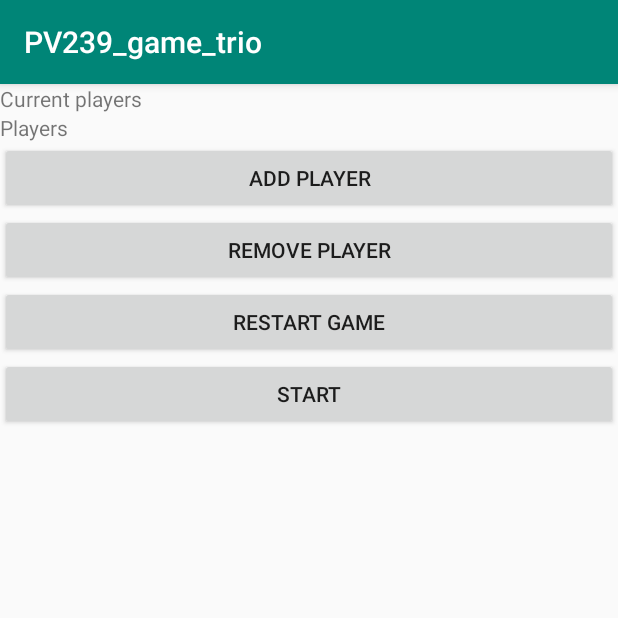
After one commit to xholecko/pv239_game_trio, an Android app: the fragment StartFragment shown on its own in the app's theme, on a phone screen of 412 x 824 dp, the top half of it. The commit adds this screen. Run offline under Robolectric (Android 15) with nearby library versions, the phone set to English and light mode, and no system bars.

Commit message:
Add players activity and fragments created not done yet

```diff
--- a/PV239_game_trio/app/src/main/java/com/example/pv239_game_trio/backend/AppDB.kt
+++ b/PV239_game_trio/app/src/main/java/com/example/pv239_game_trio/backend/AppDB.kt
@@ -13,6 +13,8 @@ import com.example.pv239_game_trio.backend.entities.TikBumEntity
 abstract class AppDB : RoomDatabase() {
 
     abstract fun playerDAO() : PlayerDAO
+
+
     //abstract fun tikBumDAO() : TikBumDAO
 
 //    companion object {
--- a/PV239_game_trio/app/src/main/java/com/example/pv239_game_trio/frontend/MainActivity.kt
+++ b/PV239_game_trio/app/src/main/java/com/example/pv239_game_trio/frontend/main/MainActivity.kt
@@ -1,4 +1,4 @@
-package com.example.pv239_game_trio.frontend
+package com.example.pv239_game_trio.frontend.main
 
 import android.content.Intent
 import androidx.appcompat.app.AppCompatActivity
@@ -6,10 +6,7 @@ import android.os.Bundle
 import android.util.Log
 import android.view.View
 import android.widget.Button
-import androidx.room.Room
 import com.example.pv239_game_trio.R
-import com.example.pv239_game_trio.backend.AppDB
-import com.example.pv239_game_trio.backend.entities.PlayerEntity
 import com.example.pv239_game_trio.frontend.games.charade.CharadeActivity
 import com.example.pv239_game_trio.frontend.games.hangman.HangmanActivity
 import com.example.pv239_game_trio.frontend.games.tikBum.TikBumActivity
--- /dev/null
+++ b/PV239_game_trio/app/src/main/java/com/example/pv239_game_trio/frontend/main/start/AddPlayerFragment.kt
@@ -0,0 +1,6 @@
+package com.example.pv239_game_trio.frontend.main.start
+
+import androidx.fragment.app.Fragment
+
+class AddPlayerFragment : Fragment() {
+}
--- /dev/null
+++ b/PV239_game_trio/app/src/main/java/com/example/pv239_game_trio/frontend/main/start/RemovePlayerFragment.kt
@@ -0,0 +1,6 @@
+package com.example.pv239_game_trio.frontend.main.start
+
+import androidx.fragment.app.Fragment
+
+class RemovePlayerFragment : Fragment(){
+}
--- /dev/null
+++ b/PV239_game_trio/app/src/main/java/com/example/pv239_game_trio/frontend/main/start/StartFragment.kt
@@ -0,0 +1,50 @@
+package com.example.pv239_game_trio.frontend.main.start
+
+import android.content.Intent
+import android.os.Bundle
+import android.util.Log
+import android.view.LayoutInflater
+import android.view.View
+import android.view.ViewGroup
+import android.widget.Button
+import android.widget.TextView
+import androidx.fragment.app.Fragment
+import com.example.pv239_game_trio.R
+import com.example.pv239_game_trio.frontend.main.MainActivity
+
+class StartFragment : Fragment() {
+
+    private val TAG = "GameTrioStartFragment"
+
+    private lateinit var  mainActivityButton: Button
+    private lateinit var  addPlayerButton: Button
+    private lateinit var  removePlayerButton: Button
+    private lateinit var  restartGameButton: Button
+    private lateinit var  infoText: TextView
+    private lateinit var  players: TextView
+
+    override fun onCreateView(inflater: LayoutInflater, container: ViewGroup?, savedInstanceState: Bundle?): View? {
+        var view : View = inflater.inflate(R.layout.activity_start_fragment, container, false)
+
+        mainActivityButton = view.findViewById(R.id.button_start)
+        addPlayerButton = view.findViewById(R.id.button_add)
+        removePlayerButton = view.findViewById(R.id.button_start)
+        restartGameButton = view.findViewById(R.id.button_add)
+        infoText = view.findViewById(R.id.textView_info)
+        players = view.findViewById(R.id.textView_players)
+
+        mainActivityButton.setOnClickListener(View.OnClickListener {
+            Log.d(TAG,"button START was pressed")
+            openActivityMain()
+        })
+
+        return view
+    }
+
+    private fun openActivityMain(){
+
+        //TODO activity? this?
+        val intent = Intent(activity, MainActivity::class.java)
+        startActivity(intent)
+    }
+}
--- a/PV239_game_trio/app/src/main/res/layout/activity_charade.xml
+++ b/PV239_game_trio/app/src/main/res/layout/activity_charade.xml
@@ -5,7 +5,7 @@
         xmlns:app="http://schemas.android.com/apk/res-auto"
         android:layout_width="match_parent"
         android:layout_height="match_parent"
-        tools:context=".frontend.MainActivity">
+        tools:context=".frontend.main.MainActivity">
 
     <TextView
             android:layout_width="wrap_content"
--- a/PV239_game_trio/app/src/main/res/layout/activity_hangman.xml
+++ b/PV239_game_trio/app/src/main/res/layout/activity_hangman.xml
@@ -5,7 +5,7 @@
         xmlns:app="http://schemas.android.com/apk/res-auto"
         android:layout_width="match_parent"
         android:layout_height="match_parent"
-        tools:context=".frontend.MainActivity">
+        tools:context=".frontend.main.MainActivity">
 
     <TextView
             android:layout_width="wrap_content"
--- a/PV239_game_trio/app/src/main/res/layout/activity_main.xml
+++ b/PV239_game_trio/app/src/main/res/layout/activity_main.xml
@@ -5,7 +5,7 @@
         xmlns:app="http://schemas.android.com/apk/res-auto"
         android:layout_width="match_parent"
         android:layout_height="match_parent"
-        tools:context=".frontend.MainActivity">
+        tools:context=".frontend.main.MainActivity">
     <LinearLayout
             android:orientation="vertical"
             android:layout_width="match_parent"
--- /dev/null
+++ b/PV239_game_trio/app/src/main/res/layout/activity_start_fragment.xml
@@ -0,0 +1,31 @@
+<?xml version="1.0" encoding="utf-8"?>
+<LinearLayout xmlns:android="http://schemas.android.com/apk/res/android"
+              android:orientation="vertical"
+              android:layout_width="match_parent"
+              android:layout_height="match_parent"
+              android:id="@+id/linear_layout_add_player">
+        <TextView
+                android:text="@string/info_add_activity"
+                android:layout_width="match_parent"
+                android:layout_height="wrap_content" android:id="@+id/textView_info"/>
+        <TextView
+                android:text="@string/players"
+                android:layout_width="match_parent"
+                android:layout_height="wrap_content" android:id="@+id/textView_players"/>
+        <Button
+                android:text="@string/add"
+                android:layout_width="match_parent"
+                android:layout_height="wrap_content" android:id="@+id/button_add"/>
+        <Button
+                android:text="@string/remove"
+                android:layout_width="match_parent"
+                android:layout_height="wrap_content" android:id="@+id/button_remove_player"/>
+        <Button
+                android:text="@string/restart"
+                android:layout_width="match_parent"
+                android:layout_height="wrap_content" android:id="@+id/button_restart_game"/>
+        <Button
+                android:text="@string/start"
+                android:layout_width="match_parent"
+                android:layout_height="wrap_content" android:id="@+id/button_start"/>
+</LinearLayout>
--- a/PV239_game_trio/app/src/main/res/layout/activity_tik_bum.xml
+++ b/PV239_game_trio/app/src/main/res/layout/activity_tik_bum.xml
@@ -5,7 +5,7 @@
         xmlns:app="http://schemas.android.com/apk/res-auto"
         android:layout_width="match_parent"
         android:layout_height="match_parent"
-        tools:context=".frontend.MainActivity">
+        tools:context=".frontend.main.MainActivity">
 
     <TextView
             android:layout_width="wrap_content"
--- a/PV239_game_trio/app/src/main/res/values/strings.xml
+++ b/PV239_game_trio/app/src/main/res/values/strings.xml
@@ -9,6 +9,13 @@
     <string name="play">Play</string>
     <string name="select_number_of_players">Select number of players</string>
 
+    <string name="add">Add player</string>
+    <string name="info_add_activity">Current players</string>
+    <string name="players">Players</string>
+    <string name="start">Start</string>
+    <string name="restart">Restart Game</string>
+    <string name="remove">Remove player</string>
+
     <string-array name="people_count">
         <item>2</item>
         <item>3</item>
```
Also changed, not shown: PV239_game_trio/app/src/main/AndroidManifest.xml (+6 -4 lines), PV239_game_trio/app/src/main/java/com/example/pv239_game_trio/frontend/main/start/SectionStatePagerAdapter.kt (added, +30 -0 lines), PV239_game_trio/app/src/main/java/com/example/pv239_game_trio/frontend/main/start/Start.kt (added, +33 -0 lines), PV239_game_trio/app/src/main/java/com/example/pv239_game_trio/games/hangman/HangmanGameActivity.kt (deleted, +0 -7 lines), PV239_game_trio/app/src/main/res/layout/activity_start.xml (added, +16 -0 lines), PV239_game_trio/app/src/main/res/layout/activity_start_add_fragment.xml (added, +7 -0 lines), PV239_game_trio/app/src/main/res/layout/activity_start_remove_fragment.xml (added, +7 -0 lines).
